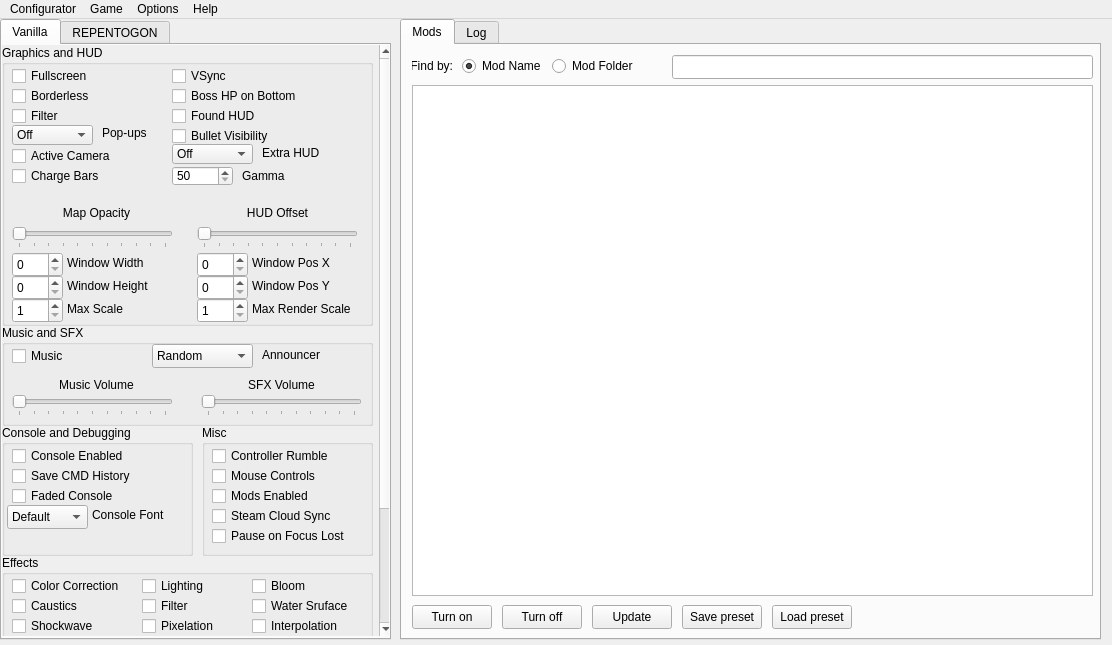
Qt form mainwindow.ui (BrakeDude/IsaacConfigurator) before a commit.
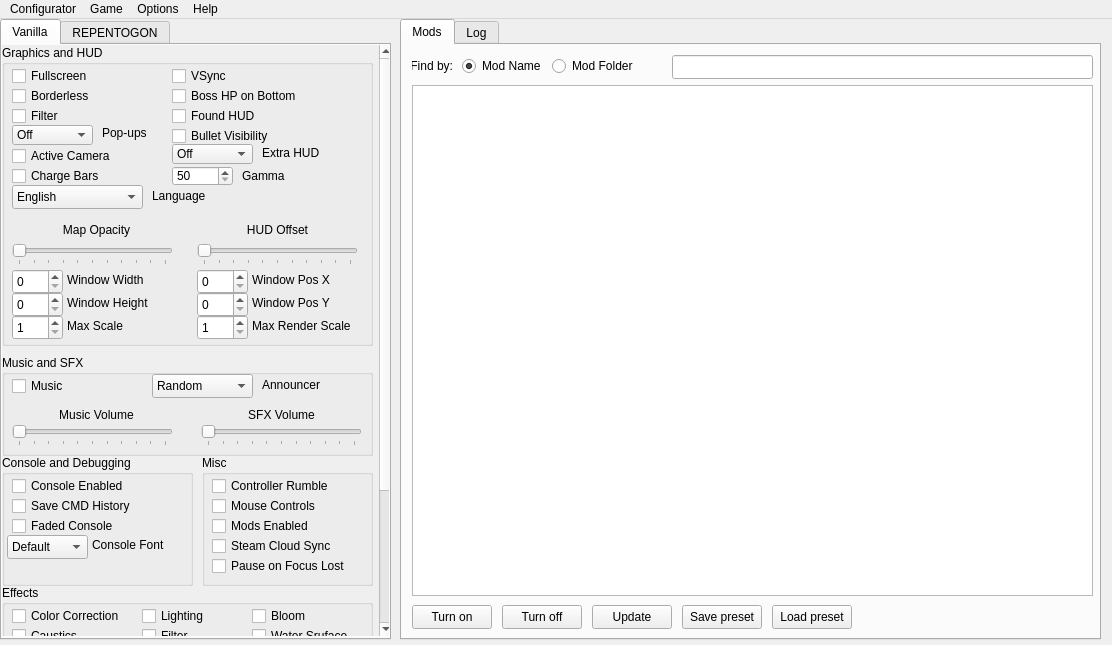
The same form after that commit. Icons and pictures are not drawn.

Commit message: Language change option

The edit to the form file:
```diff
--- a/mainwindow.ui
+++ b/mainwindow.ui
@@ -100,14 +100,14 @@
          <x>0</x>
          <y>0</y>
          <width>401</width>
-         <height>741</height>
+         <height>771</height>
         </rect>
        </property>
        <widget class="QGroupBox" name="groupBox_Effects">
         <property name="geometry">
          <rect>
           <x>10</x>
-          <y>510</y>
+          <y>540</y>
           <width>371</width>
           <height>91</height>
          </rect>
@@ -237,7 +237,7 @@
         <property name="geometry">
          <rect>
           <x>10</x>
-          <y>280</y>
+          <y>310</y>
           <width>371</width>
           <height>101</height>
          </rect>
@@ -401,7 +401,7 @@
         <property name="geometry">
          <rect>
           <x>10</x>
-          <y>380</y>
+          <y>410</y>
           <width>191</width>
           <height>131</height>
          </rect>
@@ -503,7 +503,7 @@
         <property name="geometry">
          <rect>
           <x>210</x>
-          <y>380</y>
+          <y>410</y>
           <width>171</width>
           <height>131</height>
          </rect>
@@ -921,7 +921,7 @@
           <x>10</x>
           <y>0</y>
           <width>371</width>
-          <height>281</height>
+          <height>301</height>
          </rect>
         </property>
         <property name="title">
@@ -931,7 +931,7 @@
          <property name="geometry">
           <rect>
            <x>195</x>
-           <y>182</y>
+           <y>199</y>
            <width>161</width>
            <height>21</height>
           </rect>
@@ -1010,7 +1010,7 @@
          <property name="geometry">
           <rect>
            <x>195</x>
-           <y>157</y>
+           <y>174</y>
            <width>161</width>
            <height>21</height>
           </rect>
@@ -1058,7 +1058,7 @@
          <property name="geometry">
           <rect>
            <x>10</x>
-           <y>182</y>
+           <y>199</y>
            <width>161</width>
            <height>21</height>
           </rect>
@@ -1089,7 +1089,7 @@
          <property name="geometry">
           <rect>
            <x>14</x>
-           <y>157</y>
+           <y>174</y>
            <width>161</width>
            <height>21</height>
           </rect>
@@ -1248,7 +1248,7 @@
          <property name="geometry">
           <rect>
            <x>65</x>
-           <y>207</y>
+           <y>224</y>
            <width>111</width>
            <height>21</height>
           </rect>
@@ -1261,7 +1261,7 @@
          <property name="geometry">
           <rect>
            <x>65</x>
-           <y>230</y>
+           <y>247</y>
            <width>111</width>
            <height>21</height>
           </rect>
@@ -1274,7 +1274,7 @@
          <property name="geometry">
           <rect>
            <x>10</x>
-           <y>207</y>
+           <y>224</y>
            <width>51</width>
            <height>25</height>
           </rect>
@@ -1293,7 +1293,7 @@
          <property name="geometry">
           <rect>
            <x>10</x>
-           <y>230</y>
+           <y>247</y>
            <width>51</width>
            <height>25</height>
           </rect>
@@ -1312,7 +1312,7 @@
          <property name="geometry">
           <rect>
            <x>250</x>
-           <y>207</y>
+           <y>224</y>
            <width>101</width>
            <height>21</height>
           </rect>
@@ -1325,7 +1325,7 @@
          <property name="geometry">
           <rect>
            <x>195</x>
-           <y>207</y>
+           <y>224</y>
            <width>51</width>
            <height>25</height>
           </rect>
@@ -1344,7 +1344,7 @@
          <property name="geometry">
           <rect>
            <x>195</x>
-           <y>230</y>
+           <y>247</y>
            <width>51</width>
            <height>25</height>
           </rect>
@@ -1363,7 +1363,7 @@
          <property name="geometry">
           <rect>
            <x>250</x>
-           <y>230</y>
+           <y>247</y>
            <width>101</width>
            <height>21</height>
           </rect>
@@ -1376,7 +1376,7 @@
          <property name="geometry">
           <rect>
            <x>250</x>
-           <y>253</y>
+           <y>270</y>
            <width>101</width>
            <height>21</height>
           </rect>
@@ -1389,7 +1389,7 @@
          <property name="geometry">
           <rect>
            <x>65</x>
-           <y>253</y>
+           <y>270</y>
            <width>111</width>
            <height>21</height>
           </rect>
@@ -1402,7 +1402,7 @@
          <property name="geometry">
           <rect>
            <x>10</x>
-           <y>253</y>
+           <y>270</y>
            <width>51</width>
            <height>25</height>
           </rect>
@@ -1421,7 +1421,7 @@
          <property name="geometry">
           <rect>
            <x>195</x>
-           <y>253</y>
+           <y>270</y>
            <width>51</width>
            <height>25</height>
           </rect>
@@ -1477,6 +1477,69 @@
           <string>Pop-ups</string>
          </property>
         </widget>
+        <widget class="QComboBox" name="comboBox_Language">
+         <property name="geometry">
+          <rect>
+           <x>10</x>
+           <y>140</y>
+           <width>131</width>
+           <height>24</height>
+          </rect>
+         </property>
+         <item>
+          <property name="text">
+           <string>English</string>
+          </property>
+         </item>
+         <item>
+          <property name="text">
+           <string>Japanese</string>
+          </property>
+         </item>
+         <item>
+          <property name="text">
+           <string>Korean</string>
+          </property>
+         </item>
+         <item>
+          <property name="text">
+           <string>Chinese (Simple)</string>
+          </property>
+         </item>
+         <item>
+          <property name="text">
+           <string>Russian</string>
+          </property>
+         </item>
+         <item>
+          <property name="text">
+           <string>German</string>
+          </property>
+         </item>
+         <item>
+          <property name="text">
+           <string>Spanish</string>
+          </property>
+         </item>
+         <item>
+          <property name="text">
+           <string>French</string>
+          </property>
+         </item>
+        </widget>
+        <widget class="QLabel" name="label">
+         <property name="geometry">
+          <rect>
+           <x>150</x>
+           <y>143</y>
+           <width>61</width>
+           <height>16</height>
+          </rect>
+         </property>
+         <property name="text">
+          <string>Language</string>
+         </property>
+        </widget>
        </widget>
       </widget>
      </widget>
```
Left out of the diff: 2 changed lines with no effect on the pictures. The commit also changes 3 other files.
